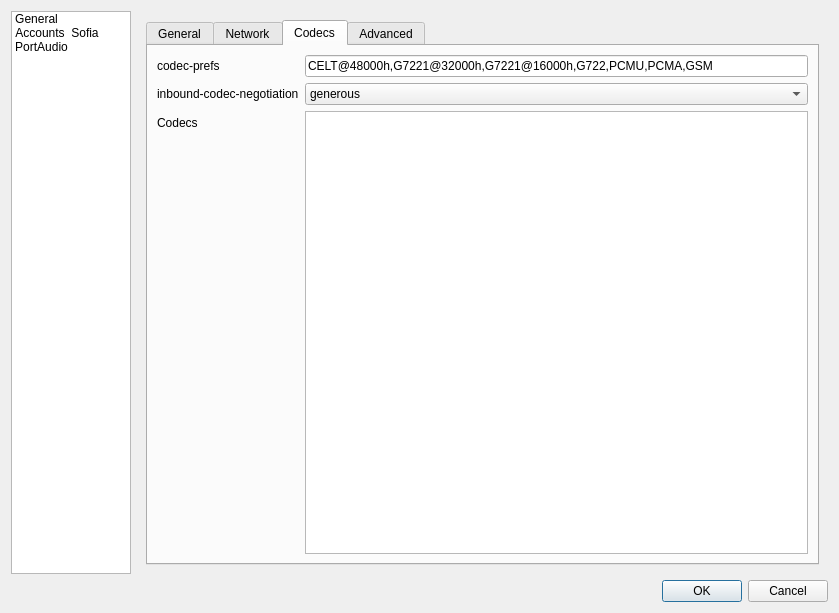
Old version of the form fscomm/preferences/prefdialog.ui in the repository karlma/freeswitch-b1.10.
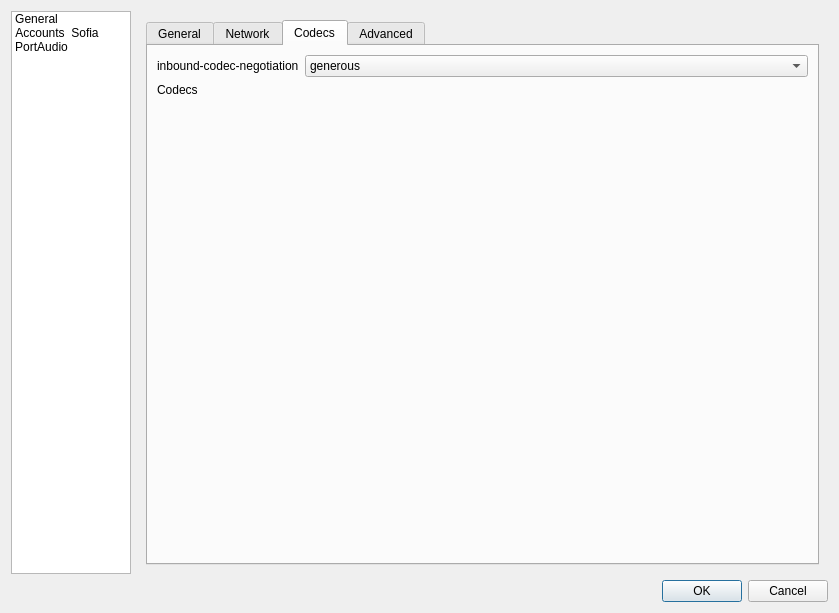
New version of the form. The open tabs and pages were chosen to show the change. Icons and pictures are not drawn. Custom widgets are drawn as their Qt base class.

Commit message: Add a brand new codec config. Still needs i and h config.

What changed in the file:
```diff
--- a/fscomm/preferences/prefdialog.ui
+++ b/fscomm/preferences/prefdialog.ui
@@ -490,28 +490,17 @@
            <string>Codecs</string>
           </attribute>
           <layout class="QFormLayout" name="formLayout_7">
+           <property name="fieldGrowthPolicy">
+            <enum>QFormLayout::AllNonFixedFieldsGrow</enum>
+           </property>
            <item row="0" column="0">
-            <widget class="QLabel" name="label_21">
-             <property name="text">
-              <string>codec-prefs</string>
-             </property>
-            </widget>
-           </item>
-           <item row="0" column="1">
-            <widget class="QLineEdit" name="sofiaCodecPrefsEdit">
-             <property name="text">
-              <string>CELT@48000h,G7221@32000h,G7221@16000h,G722,PCMU,PCMA,GSM</string>
-             </property>
-            </widget>
-           </item>
-           <item row="1" column="0">
             <widget class="QLabel" name="label_30">
              <property name="text">
               <string>inbound-codec-negotiation</string>
              </property>
             </widget>
            </item>
-           <item row="1" column="1">
+           <item row="0" column="1">
             <widget class="QComboBox" name="sofiaInboundCodecNegotiationCombo">
              <item>
               <property name="text">
@@ -525,15 +514,15 @@
              </item>
             </widget>
            </item>
-           <item row="2" column="0">
+           <item row="1" column="0">
             <widget class="QLabel" name="label_42">
              <property name="text">
               <string>Codecs</string>
              </property>
             </widget>
            </item>
-           <item row="2" column="1">
-            <widget class="QListWidget" name="listAvailableCodecs"/>
+           <item row="1" column="1">
+            <widget class="CodecWidget" name="sofiaProfileCodecWidget" native="true"/>
            </item>
           </layout>
          </widget>
@@ -1028,6 +1017,14 @@
    </item>
   </layout>
  </widget>
+ <customwidgets>
+  <customwidget>
+   <class>CodecWidget</class>
+   <extends>QWidget</extends>
+   <header>widgets/codecwidget.h</header>
+   <container>1</container>
+  </customwidget>
+ </customwidgets>
  <resources>
   <include location="../resources.qrc"/>
  </resources>
```
Left out of the diff: 2 changed lines with no effect on the pictures. The commit also changes 5 other files.
